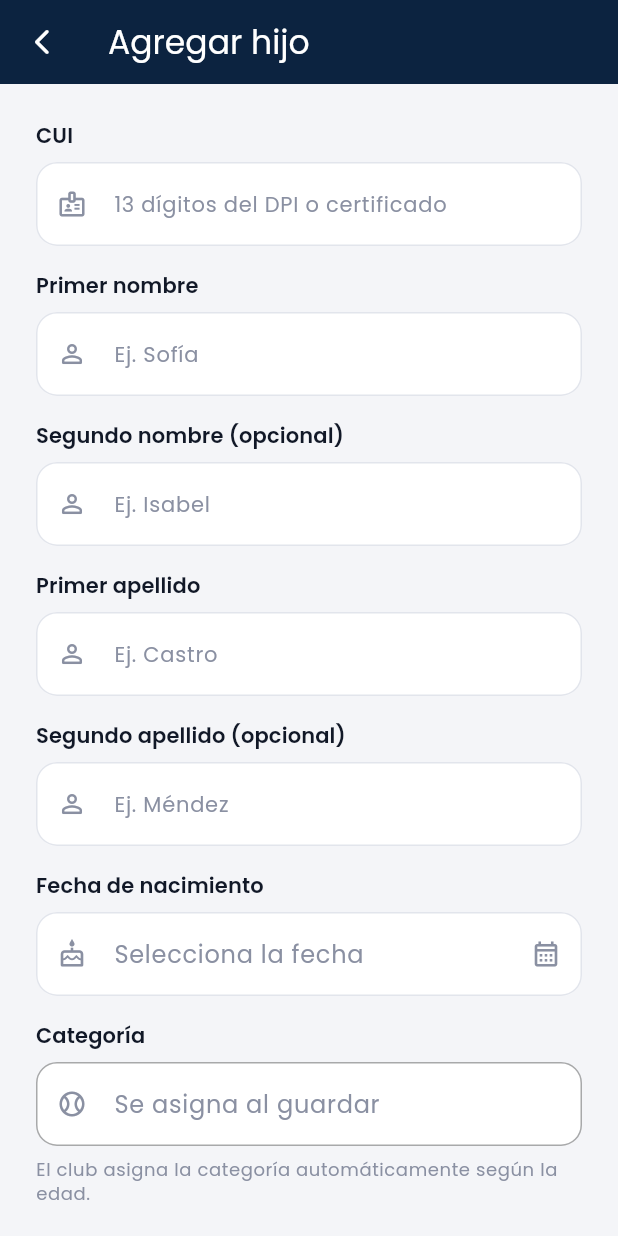
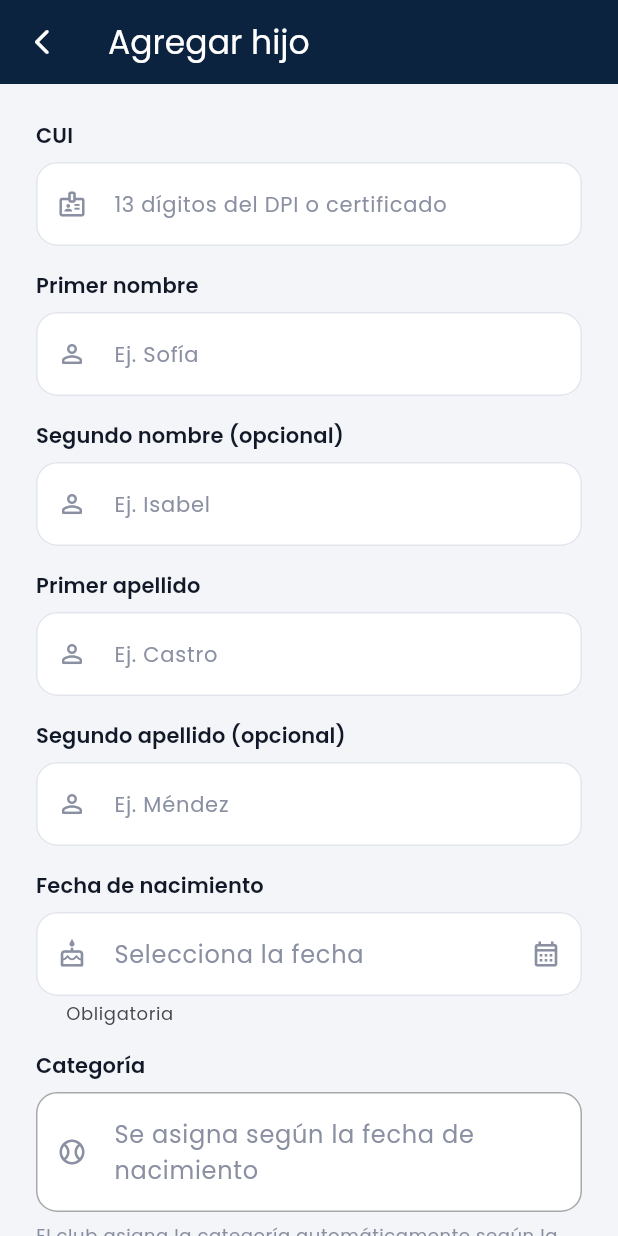
Before and after one commit to dalvarez005/yankees_app, a Flutter app: the DependentFormPage screen opened directly, on a phone screen of 412 x 824 dp. Run offline on Flutter 3.47's test engine with Material 3 defaults, Android fonts, the phone set to English and light mode, and no system bars; our stand-ins replace firebase_core, firebase_messaging, flutter_image_compress, flutter_local_notifications, flutter_secure_storage, flutter_svg and 3 more; missing offline and left inert: exif, google_mlkit_text_recognition; accounts and stored records are empty.

Commit message:
feat: rangos de edad por categoría y categoría anticipada al registrar hijos
- Categorías (admin): edad desde/hasta al crear y editar; la lista
  muestra el rango. La API rechaza rangos que se cruzan con otra.
- Agregar/editar hijo: al elegir la fecha se muestra la categoría que le
  tocará; si la edad no entra en ninguna, se avisa en rojo y no deja
  guardar. La fecha de nacimiento se marca como obligatoria.
- Requiere el API con la migración 39 (PR #9).

Co-Authored-By: Claude Opus 5.5 <noreply@anthropic.com>

```diff
--- a/lib/features/family/data/dependent_repository.dart
+++ b/lib/features/family/data/dependent_repository.dart
@@ -148,10 +148,10 @@ class MockDependentRepository implements DependentRepository {
   /// Imita la asignación por rangos de edad de la API con las categorías
   /// del mock.
   static int _categoryForAge(int age) => switch (age) {
-    <= 6 => 1,
-    <= 8 => 2,
-    <= 10 => 3,
-    <= 12 => 4,
+    <= 8 => 1,
+    <= 10 => 2,
+    <= 12 => 3,
+    <= 14 => 4,
     _ => 5,
   };
 }
--- a/lib/features/family/presentation/dependent_form_page.dart
+++ b/lib/features/family/presentation/dependent_form_page.dart
@@ -6,6 +6,7 @@ import '../../auth/presentation/validators.dart';
 import '../../auth/presentation/widgets/auth_field.dart';
 import '../../auth/presentation/widgets/loading_button.dart';
 import '../../../core/format/formats.dart';
+import '../../categories/data/category_repository.dart';
 import '../data/dependent.dart';
 import '../data/dependent_repository.dart';
 import '../../../core/widgets/feedback.dart';
@@ -16,7 +17,14 @@ import '../../../core/widgets/form_ready.dart';
 /// Se pide la fecha de nacimiento; la API calcula la edad y asigna la
 /// categoría según los rangos de edad del club.
 class DependentFormPage extends StatefulWidget {
-  const DependentFormPage({super.key, this.dependent});
+  const DependentFormPage({
+    super.key,
+    this.dependent,
+    this.categories = const [],
+  });
+
+  /// Catálogo con los rangos de edad, para mostrar qué categoría tocará.
+  final List<Category> categories;
 
   /// null = agregar; con valor = editar.
   final Dependent? dependent;
@@ -45,14 +53,32 @@ class _DependentFormPageState extends State<DependentFormPage> with FormReady {
 
   bool get _isEdit => widget.dependent != null;
 
-  bool get _ready =>
+  /// Hay rangos configurados: se puede anticipar la categoría.
+  bool get _canPreview =>
+      widget.categories.any((c) => c.active && c.hasAgeRange);
+
+  int? get _age =>
+      _birthDate == null ? null : ageAt(_birthDate!, DateTime.now());
+
+  /// Categoría que asignará la API; null si ninguna cubre la edad.
+  Category? get _category {
+    final age = _age;
+    return age == null ? null : categoryForAge(widget.categories, age);
+  }
+
+  /// Con la fecha elegida no hay categoría para esa edad.
+  bool get _outOfRange => _canPreview && _age != null && _category == null;
+
+  /// Todo lo escrito está bien: solo falta (si falta) la fecha.
+  bool get _textReady =>
       Validators.cui(_cui.text) == null &&
       Validators.name(_firstName.text, 'El nombre') == null &&
       Validators.optionalName(_secondName.text, 'El segundo nombre') == null &&
       Validators.name(_firstLastName.text, 'El apellido') == null &&
       Validators.optionalName(_secondLastName.text, 'El segundo apellido') ==
-          null &&
-      _birthDate != null;
+          null;
+
+  bool get _ready => _textReady && _birthDate != null && !_outOfRange;
 
   @override
   void initState() {
@@ -105,6 +131,17 @@ class _DependentFormPageState extends State<DependentFormPage> with FormReady {
     } finally {
       if (mounted) setState(() => _saving = false);
     }
+  }
+
+  String get _outOfRangeMessage {
+    final ranges = [
+      for (final c in widget.categories)
+        if (c.active && c.hasAgeRange) c,
+    ];
+    final min = ranges.map((c) => c.ageFrom!).reduce((a, b) => a < b ? a : b);
+    final max = ranges.map((c) => c.ageTo!).reduce((a, b) => a > b ? a : b);
+    return 'El club no tiene una categoría para $_age '
+        '${_age == 1 ? 'año' : 'años'}. Las categorías van de $min a $max años.';
   }
 
   Future<void> _pickBirthDate() async {
@@ -203,14 +240,18 @@ class _DependentFormPageState extends State<DependentFormPage> with FormReady {
                     _BirthDateField(
                       value: _birthDate,
                       onTap: _saving ? null : _pickBirthDate,
+                      // En rojo cuando es lo único que falta para guardar.
+                      highlightMissing: _textReady,
                     ),
                     gap,
                     _CategoryInfo(
-                      current:
-                          _isEdit && _birthDate == widget.dependent!.birthDate
-                          ? widget.dependent!.categoryName ?? 'Sin categoría'
-                          : null,
-                      changed: _isEdit,
+                      name: _canPreview
+                          ? _category?.name
+                          : (_isEdit &&
+                                    _birthDate == widget.dependent!.birthDate
+                                ? widget.dependent!.categoryName
+                                : null),
+                      error: _outOfRange ? _outOfRangeMessage : null,
                     ),
                     const SizedBox(height: 28),
                     LoadingButton(
@@ -230,10 +271,17 @@ class _DependentFormPageState extends State<DependentFormPage> with FormReady {
 }
 
 class _BirthDateField extends StatelessWidget {
-  const _BirthDateField({required this.value, required this.onTap});
+  const _BirthDateField({
+    required this.value,
+    required this.onTap,
+    required this.highlightMissing,
+  });
 
   final DateTime? value;
   final VoidCallback? onTap;
+
+  /// Sin fecha: el aviso de obligatoria pasa a rojo.
+  final bool highlightMissing;
 
   @override
   Widget build(BuildContext context) {
@@ -255,9 +303,15 @@ class _BirthDateField extends StatelessWidget {
           onTap: onTap,
           borderRadius: BorderRadius.circular(14),
           child: InputDecorator(
-            decoration: const InputDecoration(
-              prefixIcon: Icon(Icons.cake_outlined, size: 20),
-              suffixIcon: Icon(Icons.calendar_month_outlined, size: 20),
+            decoration: InputDecoration(
+              prefixIcon: const Icon(Icons.cake_outlined, size: 20),
+              suffixIcon: const Icon(Icons.calendar_month_outlined, size: 20),
+              errorText: date == null && highlightMissing
+                  ? 'La fecha de nacimiento es obligatoria'
+                  : null,
+              helperText: date == null && !highlightMissing
+                  ? 'Obligatoria'
+                  : null,
             ),
             child: Text(
               date == null
@@ -276,18 +330,19 @@ class _BirthDateField extends StatelessWidget {
 
 /// Categoría solo informativa: la asigna la API según la edad.
 class _CategoryInfo extends StatelessWidget {
-  const _CategoryInfo({required this.current, required this.changed});
+  const _CategoryInfo({required this.name, required this.error});
 
-  /// Categoría actual (al editar sin cambiar la fecha); null si aún no se sabe.
-  final String? current;
+  /// Categoría que corresponde; null si todavía no se sabe.
+  final String? name;
 
-  /// Editando con una fecha nueva: se recalcula al guardar.
-  final bool changed;
+  /// La edad no cae en ninguna categoría.
+  final String? error;
 
   @override
   Widget build(BuildContext context) {
     final text = Theme.of(context).textTheme;
-    final name = current;
+    final n = name;
+    final e = error;
     return Column(
       crossAxisAlignment: CrossAxisAlignment.start,
       children: [
@@ -300,25 +355,36 @@ class _CategoryInfo extends StatelessWidget {
         ),
         const SizedBox(height: 8),
         InputDecorator(
-          decoration: const InputDecoration(
+          decoration: InputDecoration(
             enabled: false,
-            prefixIcon: Icon(Icons.sports_baseball_outlined, size: 20),
+            prefixIcon: Icon(
+              e == null
+                  ? Icons.sports_baseball_outlined
+                  : Icons.error_outline_rounded,
+              size: 20,
+              color: e == null ? null : AppColors.error,
+            ),
           ),
           child: Text(
-            name ??
-                (changed
-                    ? 'Se actualiza al guardar con la nueva fecha'
-                    : 'Se asigna al guardar'),
+            e != null
+                ? 'Sin categoría para esa edad'
+                : n ?? 'Se asigna según la fecha de nacimiento',
             style: text.bodyLarge?.copyWith(
-              color: name == null ? AppColors.textMuted : AppColors.text,
-              fontWeight: name == null ? null : FontWeight.w600,
+              color: e != null
+                  ? AppColors.error
+                  : n == null
+                  ? AppColors.textMuted
+                  : AppColors.text,
+              fontWeight: n == null && e == null ? null : FontWeight.w600,
             ),
           ),
         ),
         const SizedBox(height: 8),
         Text(
-          'El club asigna la categoría automáticamente según la edad.',
-          style: text.bodySmall?.copyWith(color: AppColors.textMuted),
+          e ?? 'El club asigna la categoría automáticamente según la edad.',
+          style: text.bodySmall?.copyWith(
+            color: e == null ? AppColors.textMuted : AppColors.error,
+          ),
         ),
       ],
     );
--- a/lib/features/family/presentation/family_page.dart
+++ b/lib/features/family/presentation/family_page.dart
@@ -154,7 +154,8 @@ class _FamilyPageState extends State<FamilyPage> {
   Future<void> _openForm([Dependent? dependent]) async {
     final saved = await Navigator.of(context).push<Dependent>(
       MaterialPageRoute(
-        builder: (_) => DependentFormPage(dependent: dependent),
+        builder: (_) =>
+            DependentFormPage(dependent: dependent, categories: _categories),
       ),
     );
     if (saved == null || !mounted) return;
```
Also changed, not shown: lib/core/network/api_client.dart (+17 -1 lines), lib/features/categories/data/category_repository.dart (+123 -25 lines), lib/features/categories/presentation/categories_admin_page.dart (+124 -12 lines), 2 other files.
